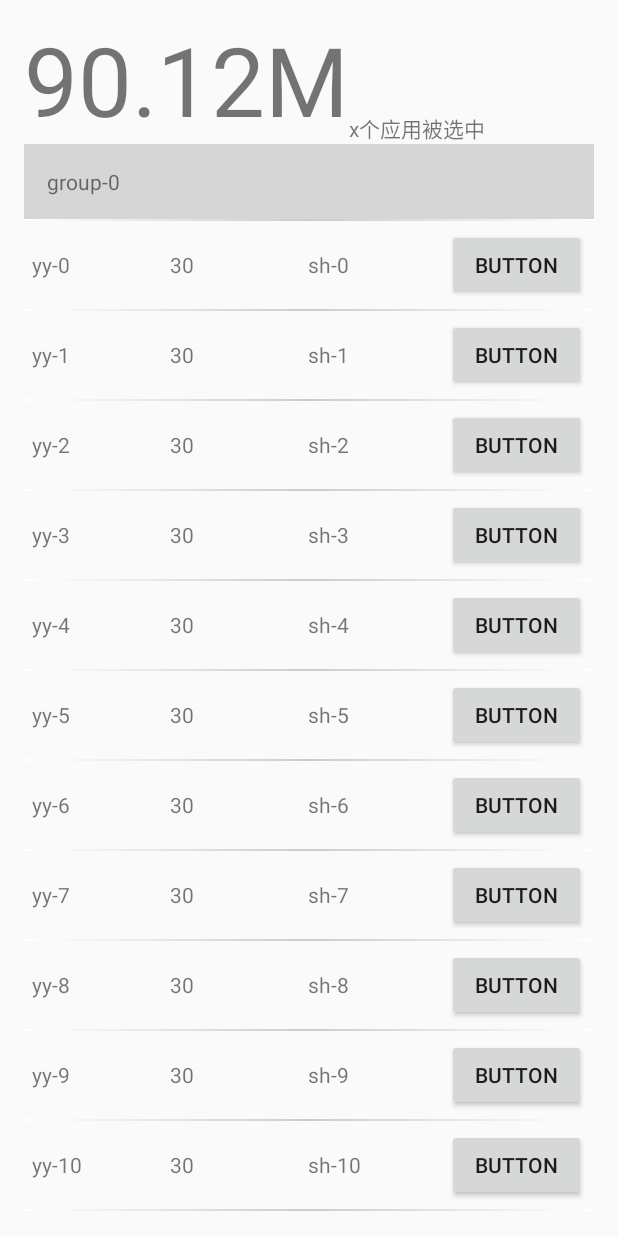
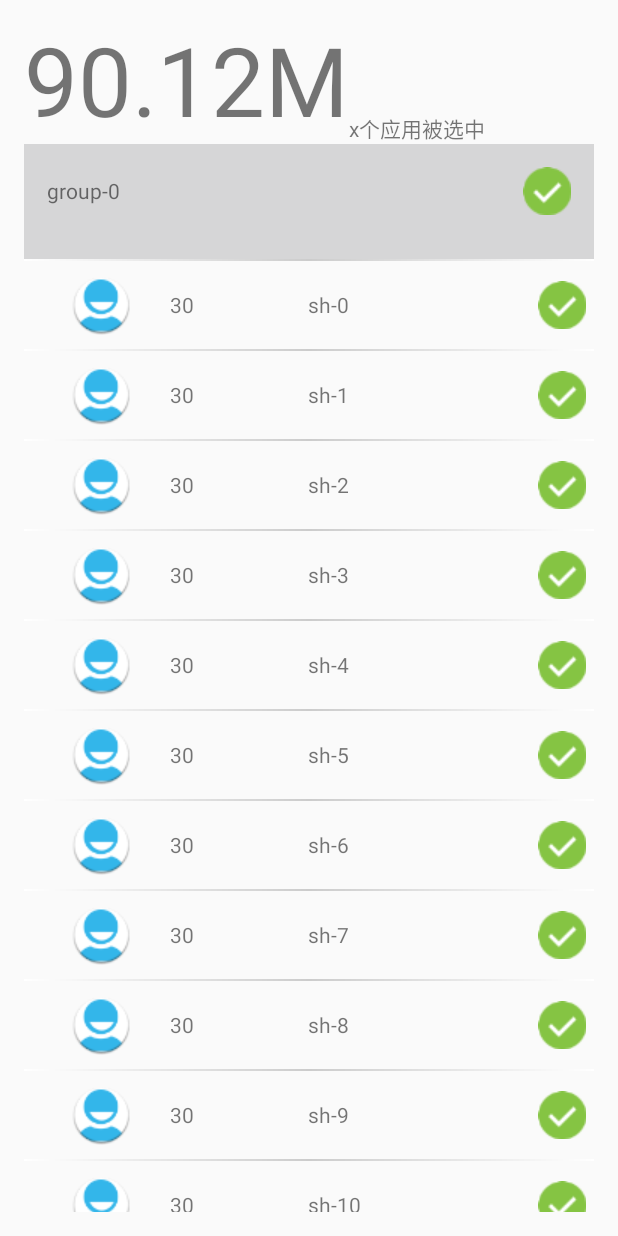
Before and after one commit to chrosyou/androidtest, an Android app: the screen it shows after launch (MainActivity), on a phone screen of 412 x 824 dp. Run offline under Robolectric (Android 15) with nearby library versions, the phone set to English and light mode, and no system bars.

Commit message:
修改右边按钮图标

```diff
--- a/check/MyApplication/app/src/main/java/com/macalyou/murisly/headerlistview/Child.java
+++ b/check/MyApplication/app/src/main/java/com/macalyou/murisly/headerlistview/Child.java
@@ -5,6 +5,7 @@ public class Child {
     private String name;
     private int age;
     private String address;
+    private int isSlect;
 
     public String getName() {
         return name;
--- a/check/MyApplication/app/src/main/java/com/macalyou/murisly/headerlistview/MainActivity.java
+++ b/check/MyApplication/app/src/main/java/com/macalyou/murisly/headerlistview/MainActivity.java
@@ -194,16 +194,14 @@ public class MainActivity extends Activity implements
                 childHolder = new ChildHolder();
                 convertView = inflater.inflate(R.layout.childitem, null);
 
-                childHolder.textName = (TextView) convertView
-                        .findViewById(R.id.name);
+                childHolder.appImage = (ImageView) convertView
+                        .findViewById(R.id.appImage);
                 childHolder.textAge = (TextView) convertView
-                        .findViewById(R.id.age);
+                        .findViewById(R.id.appName);
                 childHolder.textAddress = (TextView) convertView
-                        .findViewById(R.id.address);
-                childHolder.imageView = (ImageView) convertView
-                        .findViewById(R.id.image);
+                        .findViewById(R.id.appCleanSize);
                 Button button = (Button) convertView
-                        .findViewById(R.id.button1);
+                        .findViewById(R.id.isSlect);
                 button.setOnClickListener(new View.OnClickListener() {
                     @Override
                     public void onClick(View v) {
@@ -216,8 +214,7 @@ public class MainActivity extends Activity implements
                 childHolder = (ChildHolder) convertView.getTag();
             }
 
-            childHolder.textName.setText(((Child) getChild(groupPosition,
-                    childPosition)).getName());
+            //childHolder.textName.setText(((Child) getChild(groupPosition, childPosition)).getName());
             childHolder.textAge.setText(String.valueOf(((Child) getChild(
                     groupPosition, childPosition)).getAge()));
             childHolder.textAddress.setText(((Child) getChild(groupPosition,
@@ -255,7 +252,7 @@ public class MainActivity extends Activity implements
     }
 
     class ChildHolder {
-        TextView textName;
+        ImageView appImage;
         TextView textAge;
         TextView textAddress;
         ImageView imageView;
--- a/check/MyApplication/app/src/main/res/layout/childitem.xml
+++ b/check/MyApplication/app/src/main/res/layout/childitem.xml
@@ -8,33 +8,30 @@
     android:descendantFocusability="blocksDescendants"
     android:padding="5dp" >
 
-    <TextView
-        android:id="@+id/name"
+    <ImageView
+        android:id="@+id/appImage"
         android:layout_width="0dp"
         android:layout_height="wrap_content"
-        android:layout_weight="1" />
+        android:layout_weight="1"
+        android:src="@drawable/ic_launcher"
+        />
     <TextView
-        android:id="@+id/age"
+        android:id="@+id/appName"
         android:layout_width="0dp"
         android:layout_height="wrap_content"
         android:layout_weight="1"/>
     <TextView
-        android:id="@+id/address"
+        android:id="@+id/appCleanSize"
         android:layout_width="0dp"
         android:layout_height="wrap_content"
         android:layout_weight="1" />
-     <ImageView
-        android:id="@+id/image"
+    <Button
+        android:id="@+id/isSlect"
         android:layout_width="0dp"
         android:layout_height="wrap_content"
         android:layout_weight="1"
-        android:src="@drawable/collapse"
-        android:visibility="gone" />
-     <Button
-         android:id="@+id/button1"
-         android:layout_width="0dp"
-         android:layout_height="wrap_content"
-         android:layout_weight="1"
-         android:text="Button" />
+        android:drawableRight="@drawable/common_select_all"
+        android:background="#00000000"
+        />
 
 </LinearLayout>
--- a/check/MyApplication/app/src/main/res/layout/groupitem.xml
+++ b/check/MyApplication/app/src/main/res/layout/groupitem.xml
@@ -18,7 +18,7 @@
         android:layout_height="wrap_content"
         android:layout_alignParentRight="true"
         android:layout_centerVertical="true"
-        android:src="@drawable/collapse"
-        android:visibility="gone" />
+        android:src="@drawable/common_select_all"
+        />
 
 </RelativeLayout>
```
Also changed, not shown: check/MyApplication/app/src/main/res/drawable/common_select_all.png, check/MyApplication/app/src/main/res/drawable/common_select_empty.png, check/MyApplication/app/src/main/res/drawable/common_select_mult.png, check/MyApplication/app/src/main/res/drawable/common_select_null.png, check/MyApplication/app/src/main/res/drawable/ic_launcher.png. Lines whose indentation alone changed are shown as unchanged.
